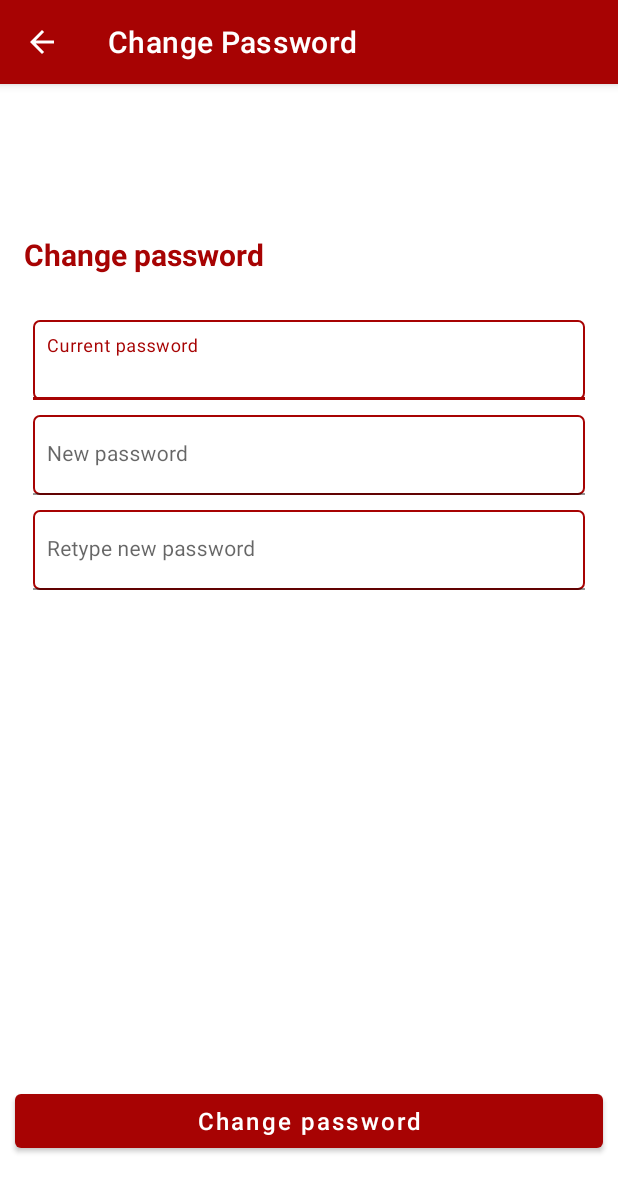
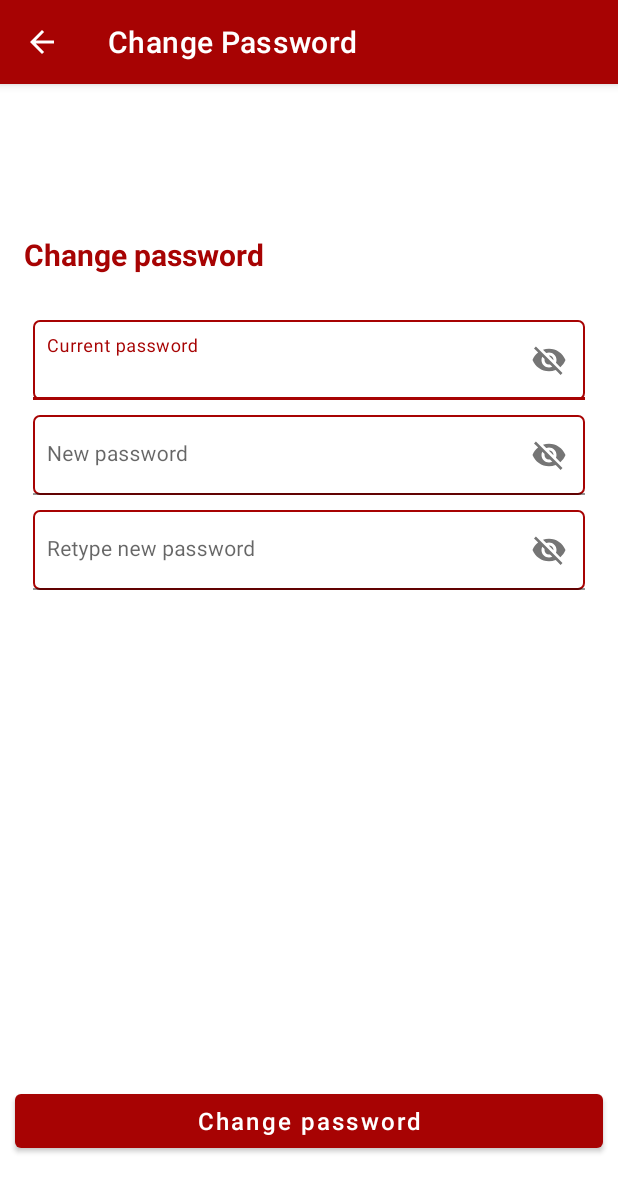
Before and after one commit to HashBusProject/UserApplication, an Android app: the ChangePasswordActivity screen opened directly, with no data from a screen before it, on a phone screen of 412 x 824 dp. Shown: the top 1192 px of the screen. Run offline under Robolectric (Android 15) with nearby library versions, the phone set to English and light mode, and no system bars.

Commit message:
done /sorry

```diff
--- a/app/src/main/res/layout/activity_change_email.xml
+++ b/app/src/main/res/layout/activity_change_email.xml
@@ -85,7 +85,8 @@ android:id="@+id/newEmail"
             android:layout_height="wrap_content"
             android:layout_marginTop="10dp"
             android:layout_marginHorizontal="6sp"
-
+            app:passwordToggleDrawable="@drawable/visibility_selector"
+            app:passwordToggleEnabled="true"
             >
 
             <com.google.android.material.textfield.TextInputEditText
--- a/app/src/main/res/layout/activity_change_password.xml
+++ b/app/src/main/res/layout/activity_change_password.xml
@@ -34,6 +34,8 @@
             android:layout_height="wrap_content"
             android:layout_marginTop="30dp"
             android:layout_marginHorizontal="6sp"
+            app:passwordToggleDrawable="@drawable/visibility_selector"
+            app:passwordToggleEnabled="true"
 
             >
 
@@ -60,7 +62,8 @@
             android:layout_height="wrap_content"
             android:layout_marginTop="10dp"
             android:layout_marginHorizontal="6sp"
-
+            app:passwordToggleDrawable="@drawable/visibility_selector"
+            app:passwordToggleEnabled="true"
 
 
             >
@@ -87,7 +90,8 @@
             android:layout_height="wrap_content"
             android:layout_marginTop="10dp"
             android:layout_marginHorizontal="6sp"
-
+            app:passwordToggleDrawable="@drawable/visibility_selector"
+            app:passwordToggleEnabled="true"
             >
 
             <com.google.android.material.textfield.TextInputEditText
```
